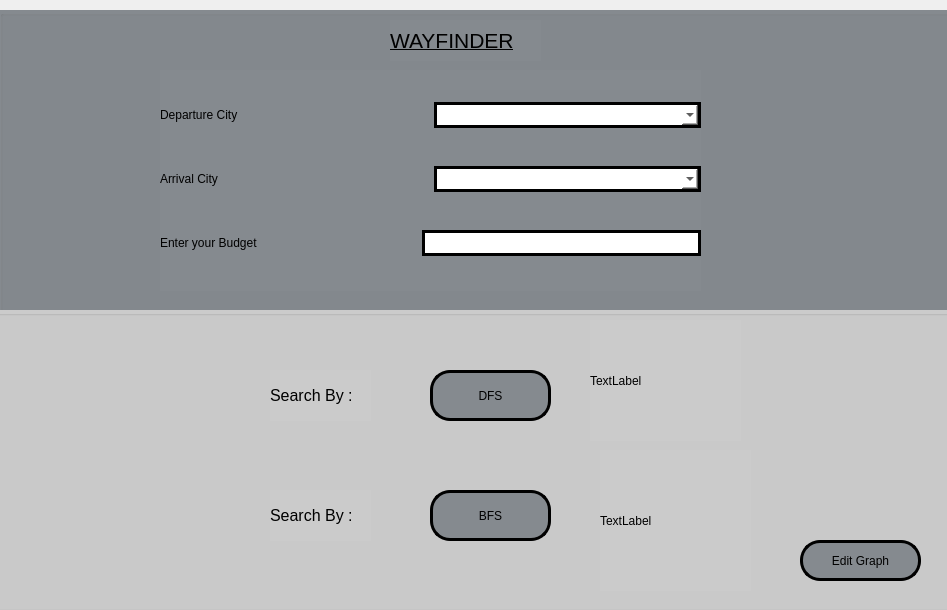
Old version of the form Way-Finder/mainwindow.ui in the repository Way-Finder/Way-Finder.
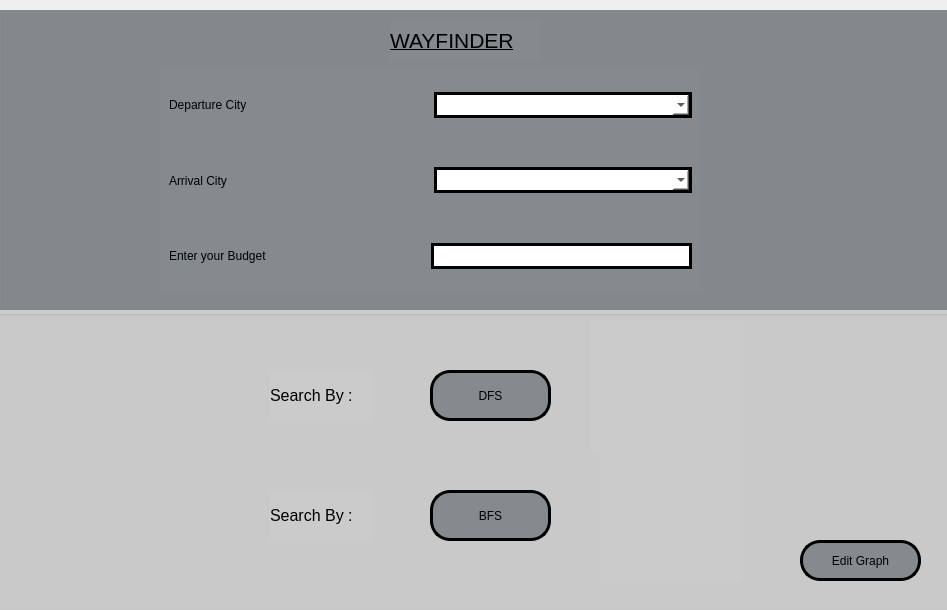
New version of the form. Icons and pictures are not drawn.

Patch:
```diff
--- a/Way-Finder/mainwindow.ui
+++ b/Way-Finder/mainwindow.ui
@@ -49,6 +49,7 @@
         </property>
         <layout class="QVBoxLayout" name="verticalLayout">
          <item>
+          <widget class="QWidget" name="" native="true">
           <layout class="QHBoxLayout" name="horizontalLayout">
            <item>
             <widget class="QLabel" name="label">
@@ -73,8 +74,10 @@
             </widget>
            </item>
           </layout>
+          </widget>
          </item>
          <item>
+          <widget class="QWidget" name="" native="true">
           <layout class="QHBoxLayout" name="horizontalLayout_2">
            <item>
             <widget class="QLabel" name="label_2">
@@ -99,8 +102,10 @@
             </widget>
            </item>
           </layout>
+          </widget>
          </item>
          <item>
+          <widget class="QWidget" name="test" native="true">
           <layout class="QHBoxLayout" name="horizontalLayout_3">
            <item>
             <widget class="QLabel" name="label_3">
@@ -138,6 +143,7 @@
             </widget>
            </item>
           </layout>
+          </widget>
          </item>
         </layout>
        </widget>
@@ -290,11 +296,17 @@
            <x>600</x>
            <y>10</y>
            <width>151</width>
-           <height>121</height>
+           <height>131</height>
           </rect>
          </property>
          <property name="text">
-          <string>TextLabel</string>
+          <string/>
+         </property>
+         <property name="pixmap">
+          <pixmap resource="icons.qrc">:/icons/icons/DFS.png</pixmap>
+         </property>
+         <property name="scaledContents">
+          <bool>true</bool>
          </property>
         </widget>
         <widget class="QLabel" name="BFS_pic">
@@ -302,12 +314,18 @@
           <rect>
            <x>610</x>
            <y>140</y>
-           <width>151</width>
-           <height>141</height>
+           <width>141</width>
+           <height>131</height>
           </rect>
          </property>
          <property name="text">
-          <string>TextLabel</string>
+          <string/>
+         </property>
+         <property name="pixmap">
+          <pixmap resource="icons.qrc">:/icons/icons/BFS.png</pixmap>
+         </property>
+         <property name="scaledContents">
+          <bool>true</bool>
          </property>
         </widget>
        </widget>
```
Left out of the diff: 4 changed lines with no effect on the pictures. Lines whose indentation alone changed are shown as unchanged.
